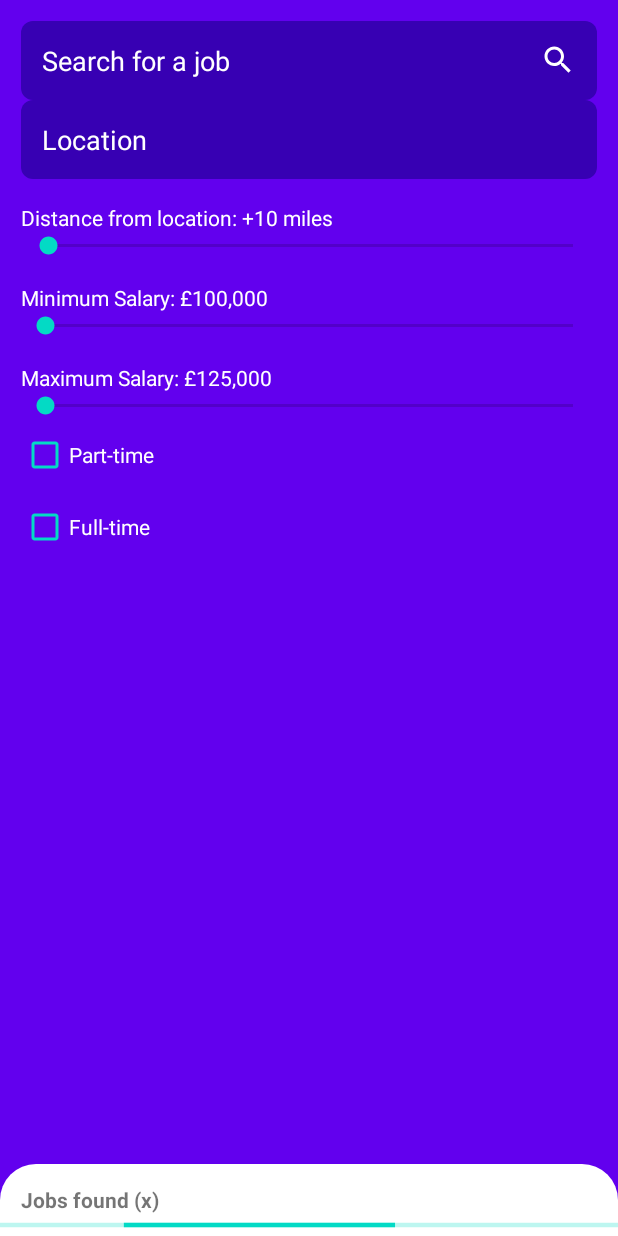
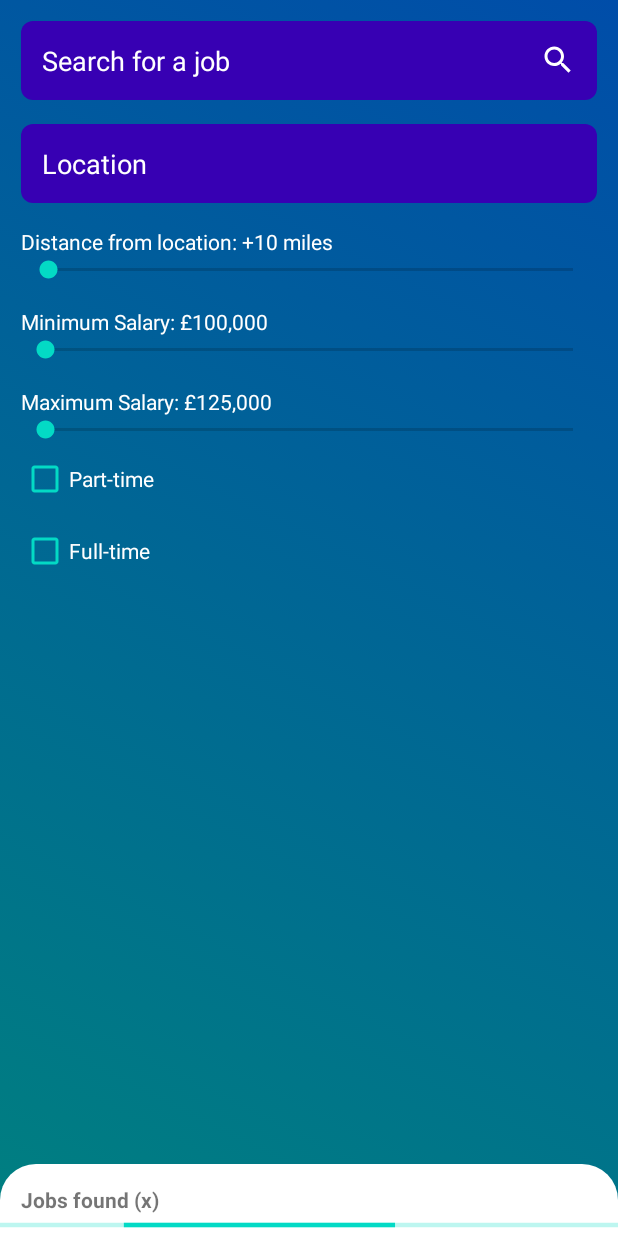
Before and after one commit to kocetomad/PMT-Job_Search_app, an Android app: the layout fragment_jobs.xml on its own in the app's theme, with its tools: preview values and no code run, on a phone screen of 412 x 824 dp. Run offline under Robolectric (Android 15) with nearby library versions, the phone set to English and light mode, and no system bars; network calls fail.

Commit message:
added faded background to Jobs fragment

```diff
--- /dev/null
+++ b/frontend-application/app/src/main/res/drawable/faded_bg.xml
@@ -0,0 +1,11 @@
+<?xml version="1.0" encoding="utf-8"?>
+<selector xmlns:android="http://schemas.android.com/apk/res/android">
+    <item>
+        <shape android:shape="rectangle">
+            <gradient
+                android:startColor="#008080"
+                android:endColor="#004DA9"
+                android:angle="45"/>
+        </shape>
+    </item>
+</selector>
--- a/frontend-application/app/src/main/res/layout/fragment_jobs.xml
+++ b/frontend-application/app/src/main/res/layout/fragment_jobs.xml
@@ -11,7 +11,7 @@
     <androidx.coordinatorlayout.widget.CoordinatorLayout
         android:layout_width="match_parent"
         android:layout_height="match_parent"
-        android:background="?attr/colorPrimary">
+        android:background="@drawable/faded_bg">
 
         <LinearLayout
             android:id="@+id/jobsBackgroundView"
@@ -28,9 +28,9 @@
                 android:drawableEnd="@drawable/ic_baseline_search_24"
                 android:drawableTint="?attr/colorOnPrimary"
                 android:ems="10"
+                android:hint="Search for a job"
                 android:inputType="textPersonName"
                 android:submitBackground="@drawable/rounded_search_bar"
-                android:hint="Search for a job"
                 android:textColor="?attr/colorOnPrimary"
                 android:textColorHint="?attr/colorOnPrimary" />
 
@@ -38,6 +38,7 @@
                 android:id="@+id/locationSearchBox"
                 android:layout_width="match_parent"
                 android:layout_height="wrap_content"
+                android:layout_marginTop="16dp"
                 android:background="@drawable/rounded_search_bar"
                 android:ems="10"
                 android:hint="Location"
```
